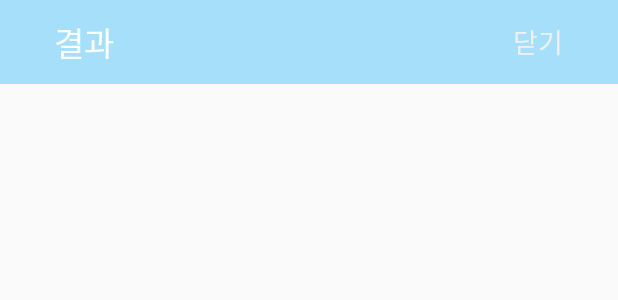
After one commit to Mineru98/CnA, an Android app: the layout activity_exam_result.xml on its own in the app's theme, with its tools: preview values and no code run, on a phone screen of 412 x 824 dp. The commit adds this screen. Shown: the top 300 px of the screen. Run offline under Robolectric (Android 15) with nearby library versions, the phone set to English and light mode, and no system bars.

Commit message:
Update Code
Add ExamResultActivity & Could Connect another Activity.

SQLite Structure fix

```diff
--- a/app/src/main/AndroidManifest.xml
+++ b/app/src/main/AndroidManifest.xml
@@ -89,6 +89,12 @@
             android:theme="@style/AppTheme.Default">
         </activity>
         <activity
+            android:name=".ExamResultActivity"
+            android:screenOrientation="portrait"
+            android:configChanges="keyboardHidden|orientation"
+            android:theme="@style/AppTheme.Default">
+        </activity>
+        <activity
             android:name=".SignupActivity"
             android:screenOrientation="portrait"
             android:configChanges="keyboardHidden|orientation"
--- a/app/src/main/java/com/cna/mineru/cna/Utils/DefaultInputDialog.java
+++ b/app/src/main/java/com/cna/mineru/cna/Utils/DefaultInputDialog.java
@@ -113,7 +113,7 @@ public class DefaultInputDialog extends DialogFragment{
                             break;
                     }
                     SharedPreferences.Editor editor = pref.edit();
-                    editor.putInt("isClassConfig", 4);
+                    editor.putInt("isClassConfig", 0);
                     editor.apply();
                     DefaultInputDialog.this.getDialog().cancel();
                 }else if(mode==2){
@@ -132,7 +132,7 @@ public class DefaultInputDialog extends DialogFragment{
                             break;
                     }
                     SharedPreferences.Editor editor = pref.edit();
-                    editor.putInt("isClassConfig", 4);
+                    editor.putInt("isClassConfig", 0);
                     editor.apply();
                     DefaultInputDialog.this.getDialog().cancel();
                 }else if(mode==3){
@@ -151,7 +151,7 @@ public class DefaultInputDialog extends DialogFragment{
                             break;
                     }
                     SharedPreferences.Editor editor = pref.edit();
-                    editor.putInt("isClassConfig", 4);
+                    editor.putInt("isClassConfig", 0);
                     editor.apply();
                     DefaultInputDialog.this.getDialog().cancel();
                 }
--- /dev/null
+++ b/app/src/main/res/layout/activity_exam_result.xml
@@ -0,0 +1,14 @@
+<?xml version="1.0" encoding="utf-8"?>
+<ScrollView
+    xmlns:android="http://schemas.android.com/apk/res/android"
+    android:layout_width="match_parent"
+    android:layout_height="wrap_content">
+    <RelativeLayout
+        android:layout_width="match_parent"
+        android:layout_height="wrap_content">
+        <include
+            android:id="@+id/toolbar"
+            layout="@layout/include_toolbar_exam_result"/>
+    </RelativeLayout>
+
+</ScrollView>
--- /dev/null
+++ b/app/src/main/res/layout/include_toolbar_exam_result.xml
@@ -0,0 +1,37 @@
+<?xml version="1.0" encoding="utf-8"?>
+<android.support.v7.widget.Toolbar
+    xmlns:android="http://schemas.android.com/apk/res/android"
+    android:background="@color/colorPrimary"
+    android:layout_width="match_parent"
+    android:layout_height="56dp"
+    android:layout_alignParentTop="true">
+
+    <RelativeLayout
+        android:layout_width="match_parent"
+        android:layout_height="wrap_content">
+        <TextView
+            android:id="@+id/tv_title"
+            android:layout_width="wrap_content"
+            android:layout_height="wrap_content"
+            android:layout_centerVertical="true"
+            android:layout_alignParentStart="true"
+            android:layout_marginStart="20dp"
+            android:textSize="10pt"
+            android:text="결과"
+            android:textColor="#ffffff" />
+
+        <TextView
+            android:id="@+id/btn_cancel"
+            android:layout_width="50dp"
+            android:layout_height="wrap_content"
+            android:layout_centerVertical="true"
+            android:layout_alignParentTop="true"
+            android:layout_alignParentEnd="true"
+            android:layout_marginEnd="20dp"
+            android:textSize="8pt"
+            android:text="닫기"
+            android:textColor="#f0f0f0" />
+
+    </RelativeLayout>
+
+</android.support.v7.widget.Toolbar>
```
Also changed, not shown: app/src/main/java/com/cna/mineru/cna/Adapter/RcExamAdapter.java (+6 -2 lines), app/src/main/java/com/cna/mineru/cna/DB/ExamSQLClass.java (+23 -14 lines), app/src/main/java/com/cna/mineru/cna/DB/GraphSQLClass.java (+10 -3 lines), app/src/main/java/com/cna/mineru/cna/DB/HomeSQLClass.java (+9 -2 lines), app/src/main/java/com/cna/mineru/cna/DB/ImageSQLClass.java (+8 -1 lines), app/src/main/java/com/cna/mineru/cna/DB/TmpSQLClass.java (+11 -3 lines), app/src/main/java/com/cna/mineru/cna/DB/UserSQLClass.java (+9 -11 lines), app/src/main/java/com/cna/mineru/cna/DTO/ExamData.java (+16 -6 lines), app/src/main/java/com/cna/mineru/cna/ExamResultActivity.java (added, +51 -0 lines), app/src/main/java/com/cna/mineru/cna/Fragment/ExamFragmentChild/DoExamFragment.java (+9 -10 lines), app/src/main/java/com/cna/mineru/cna/RandomExam.java (+3 -5 lines), app/src/main/java/com/cna/mineru/cna/RandomExamSolve.java (+16 -14 lines), app/src/main/java/com/cna/mineru/cna/SettingActivity.java (+25 -1 lines), app/src/main/res/layout/include_toolbar.xml (+13 -13 lines).
